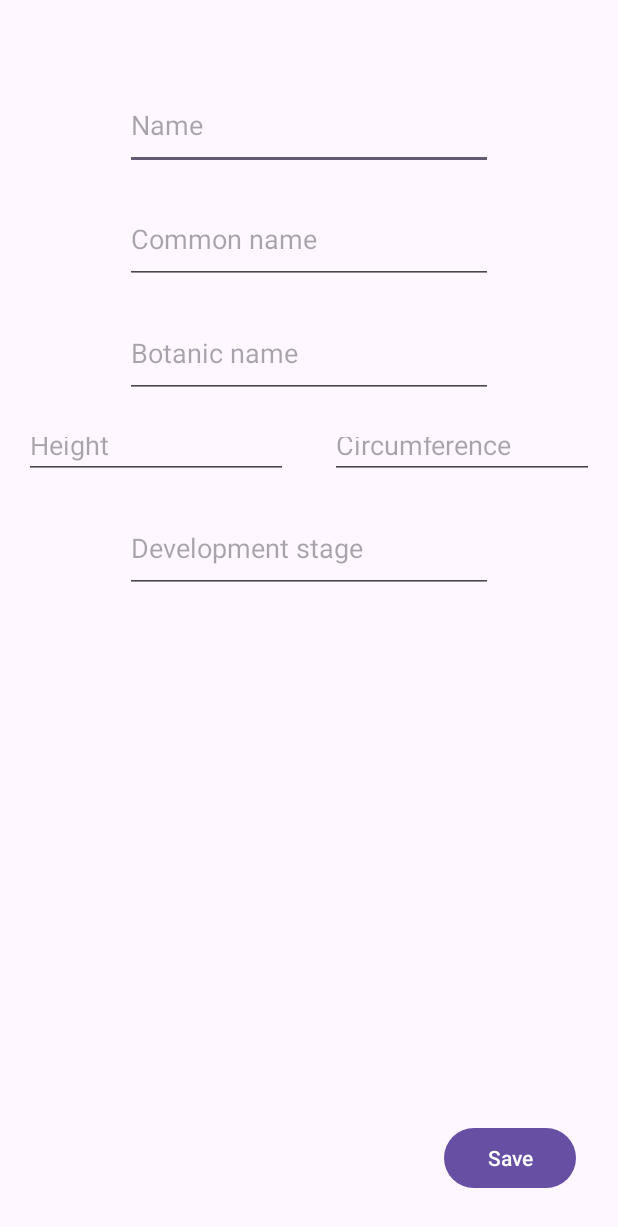
After one commit to Ramamas6/TreeWonder, an Android app: the layout fragment_create_tree.xml on its own in the app's theme, with its tools: preview values and no code run, on a phone screen of 412 x 824 dp. The commit adds this screen. Shown: the top 1227 px of the screen. Run offline under Robolectric (Android 15) with nearby library versions, the phone set to English and light mode, and no system bars.

Commit message:
feat: add fragment to create tree

```diff
--- a/app/src/main/AndroidManifest.xml
+++ b/app/src/main/AndroidManifest.xml
@@ -18,6 +18,9 @@
             android:value="AIzaSyB7ZfKvqMSO7alMGTdbiWFlaL2IAD6juiE"
             />
         <activity
+            android:name=".CreateTreeActivity"
+            android:exported="false"/>
+        <activity
             android:name=".MainActivity"
             android:exported="true">
             <intent-filter>
--- /dev/null
+++ b/app/src/main/java/com/example/treewonder/TreeCreator.kt
@@ -0,0 +1,5 @@
+package com.example.treewonder
+
+interface TreeCreator {
+    fun onTreeCreated(tree: Tree)
+}
--- /dev/null
+++ b/app/src/main/res/drawable/baseline_add_24.xml
@@ -0,0 +1,5 @@
+<vector android:height="24dp" android:tint="#000000"
+    android:viewportHeight="24" android:viewportWidth="24"
+    android:width="24dp" xmlns:android="http://schemas.android.com/apk/res/android">
+    <path android:fillColor="@android:color/white" android:pathData="M19,13h-6v6h-2v-6H5v-2h6V5h2v6h6v2z"/>
+</vector>
--- /dev/null
+++ b/app/src/main/res/layout/fragment_create_tree.xml
@@ -0,0 +1,84 @@
+<?xml version="1.0" encoding="utf-8"?>
+<androidx.constraintlayout.widget.ConstraintLayout xmlns:android="http://schemas.android.com/apk/res/android"
+    xmlns:app="http://schemas.android.com/apk/res-auto"
+    xmlns:tools="http://schemas.android.com/tools"
+    android:layout_width="match_parent"
+    android:layout_height="match_parent">
+
+    <EditText
+        android:id="@+id/f_create_tree_edt_name"
+        android:layout_width="245dp"
+        android:layout_height="60dp"
+        android:hint="Name"
+        app:layout_constraintBottom_toBottomOf="parent"
+        app:layout_constraintEnd_toEndOf="parent"
+        app:layout_constraintStart_toStartOf="parent"
+        app:layout_constraintTop_toTopOf="parent"
+        app:layout_constraintVertical_bias="0.07" />
+
+    <EditText
+        android:id="@+id/f_create_tree_edt_common_name"
+        android:layout_width="245dp"
+        android:layout_height="60dp"
+        android:layout_marginTop="16dp"
+        android:hint="Common name"
+        app:layout_constraintEnd_toEndOf="parent"
+        app:layout_constraintStart_toStartOf="parent"
+        app:layout_constraintTop_toBottomOf="@+id/f_create_tree_edt_name" />
+
+    <EditText
+        android:id="@+id/f_create_tree_edt_botanic_name"
+        android:layout_width="245dp"
+        android:layout_height="60dp"
+        android:layout_marginTop="16dp"
+        android:hint="Botanic name"
+        app:layout_constraintEnd_toEndOf="parent"
+        app:layout_constraintStart_toStartOf="parent"
+        app:layout_constraintTop_toBottomOf="@+id/f_create_tree_edt_common_name" />
+
+    <EditText
+        android:id="@+id/f_create_tree_edt_height"
+        android:layout_width="176dp"
+        android:layout_height="38dp"
+        android:layout_marginStart="16dp"
+        android:layout_marginTop="16dp"
+        android:ems="10"
+        android:hint="Height"
+        android:inputType="number"
+        app:layout_constraintStart_toStartOf="parent"
+        app:layout_constraintTop_toBottomOf="@+id/f_create_tree_edt_botanic_name" />
+
+    <EditText
+        android:id="@+id/f_create_tree_edt_circumference"
+        android:layout_width="176dp"
+        android:layout_height="38dp"
+        android:layout_marginTop="16dp"
+        android:layout_marginEnd="16dp"
+        android:ems="10"
+        android:hint="Circumference"
+        android:inputType="number"
+        app:layout_constraintEnd_toEndOf="parent"
+        app:layout_constraintTop_toBottomOf="@+id/f_create_tree_edt_botanic_name" />
+
+
+    <EditText
+        android:id="@+id/f_create_tree_edt_development_stage"
+        android:layout_width="245dp"
+        android:layout_height="60dp"
+        android:layout_marginTop="16dp"
+        android:hint="Development stage"
+        app:layout_constraintEnd_toEndOf="parent"
+        app:layout_constraintStart_toStartOf="parent"
+        app:layout_constraintTop_toBottomOf="@+id/f_create_tree_edt_height" />
+
+    <Button
+        android:id="@+id/f_create_tree_btn_save"
+        android:layout_width="wrap_content"
+        android:layout_height="wrap_content"
+        android:layout_marginEnd="28dp"
+        android:layout_marginBottom="28dp"
+        android:text="Save"
+        app:layout_constraintBottom_toBottomOf="parent"
+        app:layout_constraintEnd_toEndOf="parent" />
+
+</androidx.constraintlayout.widget.ConstraintLayout>
--- a/app/src/main/res/values/strings.xml
+++ b/app/src/main/res/values/strings.xml
@@ -1,3 +1,5 @@
 <resources>
     <string name="app_name">TreeWonder</string>
+    <!-- TODO: Remove or change this placeholder text -->
+    <string name="hello_blank_fragment">Hello blank fragment</string>
 </resources>
```
Also changed, not shown: app/src/main/java/com/example/treewonder/CreateTreeFragment.kt (added, +67 -0 lines), app/src/main/java/com/example/treewonder/MainActivity.kt (+25 -12 lines), app/src/main/java/com/example/treewonder/Tree.kt (+5 -9 lines), app/src/main/java/com/example/treewonder/Trees.kt (+4 -4 lines), app/src/main/res/layout/activity_main.xml (+24 -1 lines), gradle.properties (+5 -4 lines).
